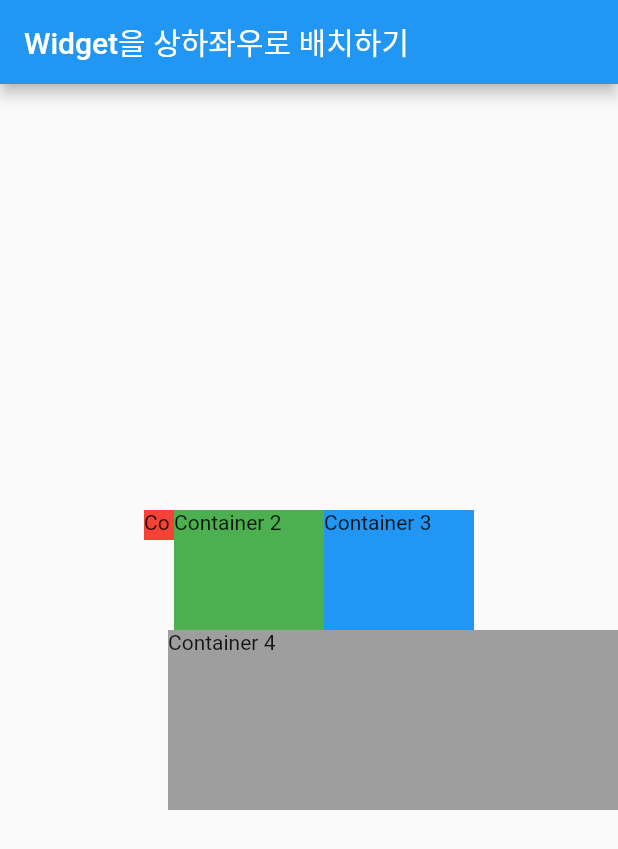
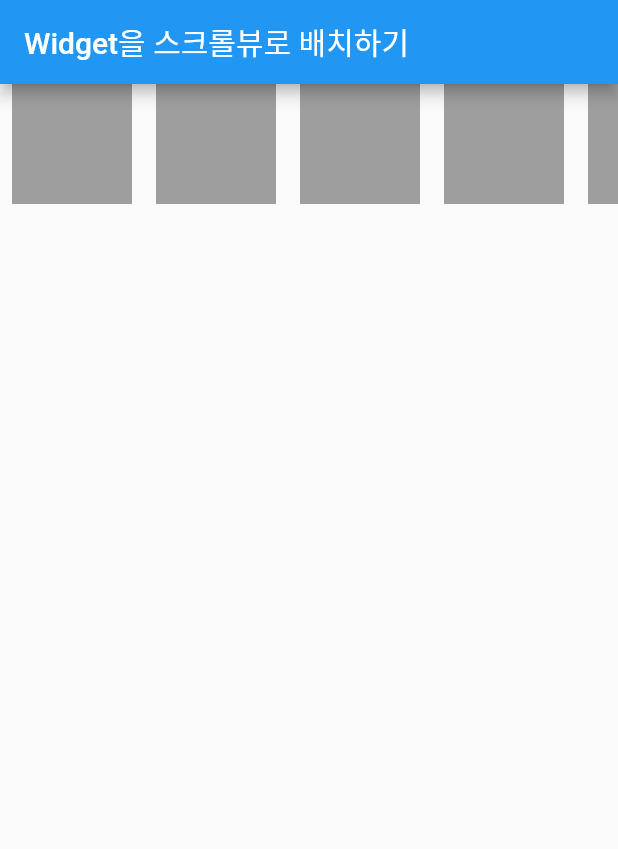
Before and after one commit to dongeranguk/flutter_example, a Flutter app: the screen it shows after launch, on a phone screen of 412 x 824 dp. Shown: the top 849 px of the screen. Run offline on Flutter 3.47's test engine with Material 2 defaults, Android fonts, the phone set to English and light mode, and no system bars.

Commit message:
#2 - Widget 을 스크롤뷰로 배치하기
Widget 을 여러개 배치 하다 보면 화면이 커질 수 없어 오류가 발생할 수 있다.

이때, 스크롤이 가능하도록 `SingleChildScrollView` 로 감싸서 오류를 방지할 수 있다.

`SingleChildScrollView` 는 `scrollDirection` 으로 어느 방향으로 (`Axis.horizontal`, `Axis.vertical`)  스크롤 할 지 정할 수 있고, 스크롤 방향을 정했다면, 방향에 맞도록 widget (`Row`, `Column`) 을 지정해야 정상적으로 동작한다.

```diff
--- a/lib/main.dart
+++ b/lib/main.dart
@@ -4,7 +4,7 @@ void main() {
   runApp(MaterialApp(
     home: Scaffold(
       appBar: AppBar(
-        title: const Text('Widget을 상하좌우로 배치하기'),
+        title: const Text('Widget을 스크롤뷰로 배치하기'),
       ),
       body: const Body(),
     ),
@@ -16,42 +16,98 @@ class Body extends StatelessWidget {
 
   @override
   Widget build(BuildContext context) {
-    return Column(
+    return SingleChildScrollView(
+      scrollDirection: Axis.horizontal,
+      child: Row(
         mainAxisAlignment: MainAxisAlignment.center,
         crossAxisAlignment: CrossAxisAlignment.end,
         children: [
-        Row(
-          mainAxisSize: MainAxisSize.max,
-          mainAxisAlignment: MainAxisAlignment.center,
-          crossAxisAlignment: CrossAxisAlignment.start,
-          children: [
           Container(
-              width: 20,
-              height: 20,
-              color: Colors.red,
-              child: Text('Container 1'),
+            color: Colors.grey,
+            width: 80,
+            height: 80,
+            margin: EdgeInsets.symmetric(horizontal: 8),
           ),
           Container(
-              width: 100,
+            color: Colors.grey,
+            width: 80,
             height: 80,
-              color: Colors.green,
-              child: Text('Container 2'),
+            margin: EdgeInsets.symmetric(horizontal: 8),
           ),
           Container(
-              width: 100,
+            color: Colors.grey,
+            width: 80,
             height: 80,
-              color: Colors.blue,
-              child: Text('Container 3'),
+            margin: EdgeInsets.symmetric(horizontal: 8),
+          ),
+          Container(
+            color: Colors.grey,
+            width: 80,
+            height: 80,
+            margin: EdgeInsets.symmetric(horizontal: 8),
+          ),
+          Container(
+            color: Colors.grey,
+            width: 80,
+            height: 80,
+            margin: EdgeInsets.symmetric(horizontal: 8),
+          ),
+          Container(
+            color: Colors.grey,
+            width: 80,
+            height: 80,
+            margin: EdgeInsets.symmetric(horizontal: 8),
+          ),
+          Container(
+            color: Colors.grey,
+            width: 80,
+            height: 80,
+            margin: EdgeInsets.symmetric(horizontal: 8),
+          ),
+          Container(
+            color: Colors.grey,
+            width: 80,
+            height: 80,
+            margin: EdgeInsets.symmetric(horizontal: 8),
+          ),
+          Container(
+            color: Colors.grey,
+            width: 80,
+            height: 80,
+            margin: EdgeInsets.symmetric(horizontal: 8),
+          ),
+          Container(
+            color: Colors.grey,
+            width: 80,
+            height: 80,
+            margin: EdgeInsets.symmetric(horizontal: 8),
+          ),
+          Container(
+            color: Colors.grey,
+            width: 80,
+            height: 80,
+            margin: EdgeInsets.symmetric(horizontal: 8),
+          ),
+          Container(
+            color: Colors.grey,
+            width: 80,
+            height: 80,
+            margin: EdgeInsets.symmetric(horizontal: 8),
+          ),
+          Container(
+            color: Colors.grey,
+            width: 80,
+            height: 80,
+            margin: EdgeInsets.symmetric(horizontal: 8),
+          ),
+          Container(
+            color: Colors.grey,
+            width: 80,
+            height: 80,
+            margin: EdgeInsets.symmetric(horizontal: 8),
           ),
         ],
       ),
-        Container(
-          width: 300,
-          height: 120,
-          color: Colors.grey,
-          child: Text('Container 4'),
-        )
-      ],
     );
   }
 }
```
Lines whose indentation alone changed are shown as unchanged.
